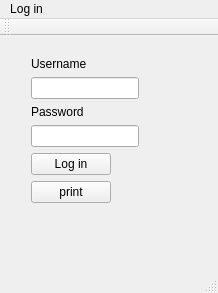
Old version of the form test1/mainwindow.ui in the repository alphy88/Brainiacs.
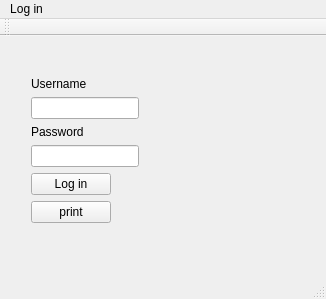
New version of the form.

The edit to the form file:
```diff
--- a/test1/mainwindow.ui
+++ b/test1/mainwindow.ui
@@ -6,8 +6,8 @@
    <rect>
     <x>0</x>
     <y>0</y>
-    <width>218</width>
-    <height>293</height>
+    <width>326</width>
+    <height>299</height>
    </rect>
   </property>
   <property name="windowTitle">
@@ -18,7 +18,7 @@
     <property name="geometry">
      <rect>
       <x>20</x>
-      <y>10</y>
+      <y>30</y>
       <width>171</width>
       <height>201</height>
      </rect>
@@ -70,7 +70,7 @@
     <rect>
      <x>0</x>
      <y>0</y>
-     <width>218</width>
+     <width>326</width>
      <height>25</height>
     </rect>
    </property>
```
